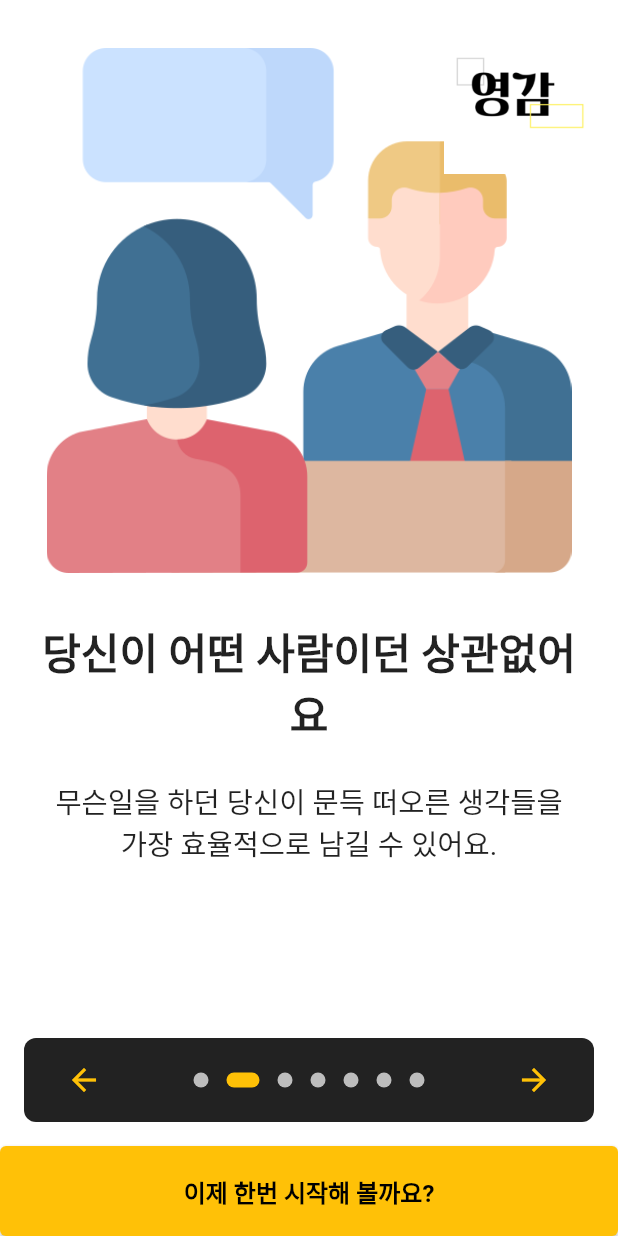
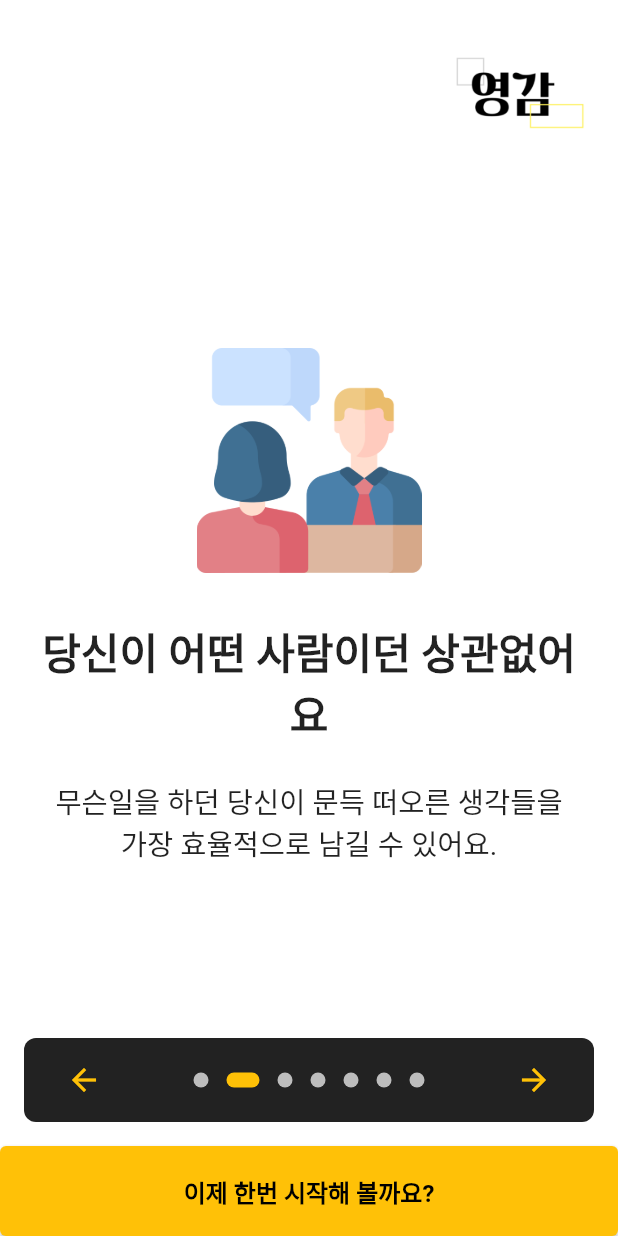
Before and after one commit to RootPark/InsNote, a Flutter app: the screen it shows after launch, swiped to page 2, on a phone screen of 412 x 824 dp. Run offline on Flutter 3.47's test engine with Material 2 defaults, Android fonts, the light colour scheme and no system bars; drawn by our look-alikes of introduction_screen; missing offline and left inert: bottom_bar_with_sheet.

Commit message:
assets size fix

```diff
--- a/ins_note/lib/intro_page.dart
+++ b/ins_note/lib/intro_page.dart
@@ -95,7 +95,7 @@ class _OnBoardingPageState extends State<OnBoardingPage> {
           title: "당신이 어떤 사람이던 상관없어요",
           body:
           "무슨일을 하던 당신이 문득 떠오른 생각들을 가장 효율적으로 남길 수 있어요.",
-          image: _buildImage('jobs.png'),
+          image: _buildImage('jobs.png',150),
           decoration: pageDecoration,
         ),
         PageViewModel(
@@ -126,7 +126,7 @@ class _OnBoardingPageState extends State<OnBoardingPage> {
         PageViewModel(
           title: "이제 태그를 지정해볼까요?",
           body: "지정한 태그는 언제든지 변경하고 추가할 수 있어요.",
-          image: _buildImage('tags.png'),
+          image: _buildImage('tags.png',150),
           footer: ElevatedButton(
             onPressed: () {
               introKey.currentState?.animateScroll(0);
```
